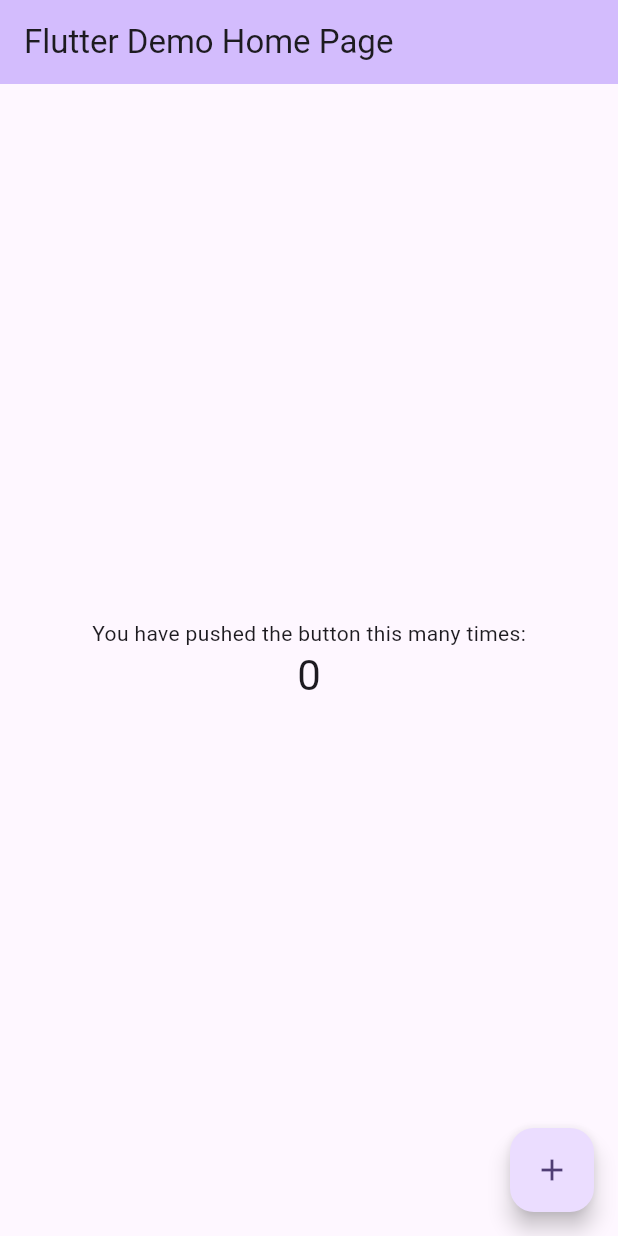
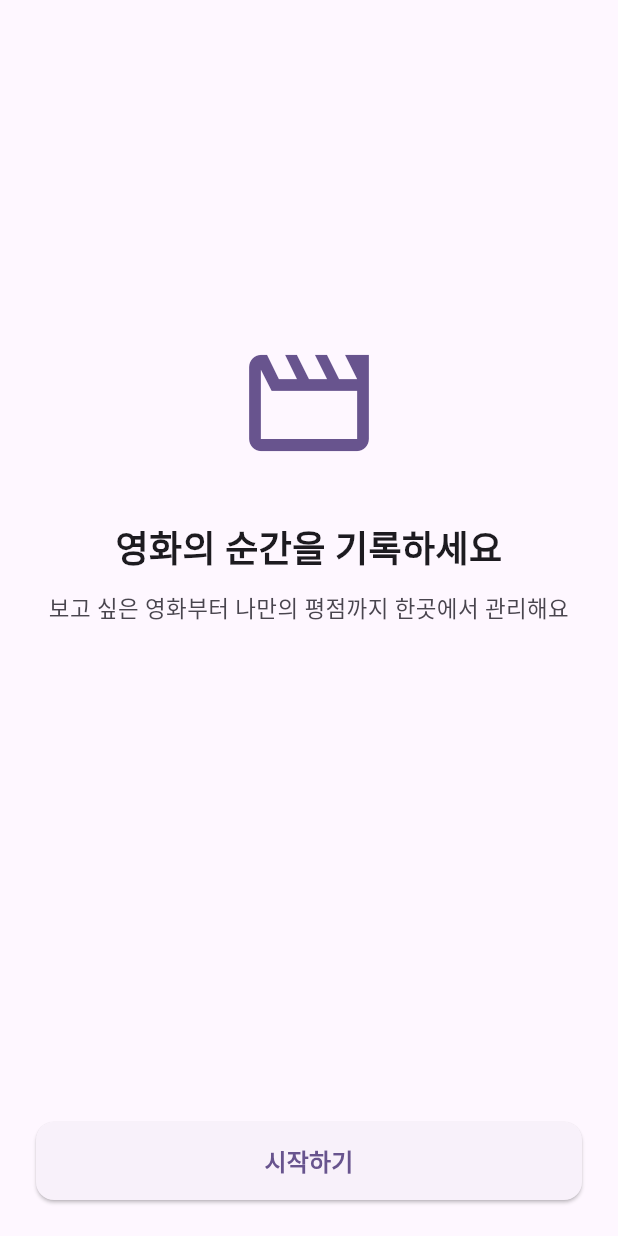
Before and after one commit to seoktae-lee/movielog, a Flutter app: the screen it shows after launch, on a phone screen of 412 x 824 dp. Run offline on Flutter 3.47's test engine with Material 3 defaults, Android fonts, the phone set to English and light mode, and no system bars.

Commit message:
feat: Mission 3 MovieLog 시작 화면을 구현한다
- MovieLogApp(앱 설정)과 StartScreen(화면)을 파일로 분리
- MaterialApp > Scaffold > SafeArea > Column 구조
- Icon(Icons.movie_outlined)에 size/color/semanticLabel 적용
- Text에 style/textAlign/maxLines/overflow 적용
- 시작하기 ElevatedButton은 debugPrint만 수행(화면 이동 없음)
- 기본 생성된 counter 위젯 테스트를 시작 화면 검증 테스트로 교체

```diff
--- a/lib/main.dart
+++ b/lib/main.dart
@@ -1,122 +1,14 @@
+import 'package:flutter/foundation.dart';
 import 'package:flutter/material.dart';
 
+import 'movie_log_app.dart';
+import 'practice/dart_practice.dart';
+
 void main() {
-  runApp(const MyApp());
-}
-
-class MyApp extends StatelessWidget {
-  const MyApp({super.key});
-
-  // This widget is the root of your application.
-  @override
-  Widget build(BuildContext context) {
-    return MaterialApp(
-      title: 'Flutter Demo',
-      theme: ThemeData(
-        // This is the theme of your application.
-        //
-        // TRY THIS: Try running your application with "flutter run". You'll see
-        // the application has a purple toolbar. Then, without quitting the app,
-        // try changing the seedColor in the colorScheme below to Colors.green
-        // and then invoke "hot reload" (save your changes or press the "hot
-        // reload" button in a Flutter-supported IDE, or press "r" if you used
-        // the command line to start the app).
-        //
-        // Notice that the counter didn't reset back to zero; the application
-        // state is not lost during the reload. To reset the state, use hot
-        // restart instead.
-        //
-        // This works for code too, not just values: Most code changes can be
-        // tested with just a hot reload.
-        colorScheme: .fromSeed(seedColor: Colors.deepPurple),
-      ),
-      home: const MyHomePage(title: 'Flutter Demo Home Page'),
-    );
-  }
-}
-
-class MyHomePage extends StatefulWidget {
-  const MyHomePage({super.key, required this.title});
-
-  // This widget is the home page of your application. It is stateful, meaning
-  // that it has a State object (defined below) that contains fields that affect
-  // how it looks.
-
-  // This class is the configuration for the state. It holds the values (in this
-  // case the title) provided by the parent (in this case the App widget) and
-  // used by the build method of the State. Fields in a Widget subclass are
-  // always marked "final".
-
-  final String title;
-
-  @override
-  State<MyHomePage> createState() => _MyHomePageState();
-}
-
-class _MyHomePageState extends State<MyHomePage> {
-  int _counter = 0;
-
-  void _incrementCounter() {
-    setState(() {
-      // This call to setState tells the Flutter framework that something has
-      // changed in this State, which causes it to rerun the build method below
-      // so that the display can reflect the updated values. If we changed
-      // _counter without calling setState(), then the build method would not be
-      // called again, and so nothing would appear to happen.
-      _counter++;
-    });
+  // Mission 2의 Dart 문법 연습 결과는 디버그 모드에서 콘솔로 확인한다.
+  if (kDebugMode) {
+    runDartPractice();
   }
 
-  @override
-  Widget build(BuildContext context) {
-    // This method is rerun every time setState is called, for instance as done
-    // by the _incrementCounter method above.
-    //
-    // The Flutter framework has been optimized to make rerunning build methods
-    // fast, so that you can just rebuild anything that needs updating rather
-    // than having to individually change instances of widgets.
-    return Scaffold(
-      appBar: AppBar(
-        // TRY THIS: Try changing the color here to a specific color (to
-        // Colors.amber, perhaps?) and trigger a hot reload to see the AppBar
-        // change color while the other colors stay the same.
-        backgroundColor: Theme.of(context).colorScheme.inversePrimary,
-        // Here we take the value from the MyHomePage object that was created by
-        // the App.build method, and use it to set our appbar title.
-        title: Text(widget.title),
-      ),
-      body: Center(
-        // Center is a layout widget. It takes a single child and positions it
-        // in the middle of the parent.
-        child: Column(
-          // Column is also a layout widget. It takes a list of children and
-          // arranges them vertically. By default, it sizes itself to fit its
-          // children horizontally, and tries to be as tall as its parent.
-          //
-          // Column has various properties to control how it sizes itself and
-          // how it positions its children. Here we use mainAxisAlignment to
-          // center the children vertically; the main axis here is the vertical
-          // axis because Columns are vertical (the cross axis would be
-          // horizontal).
-          //
-          // TRY THIS: Invoke "debug painting" (choose the "Toggle Debug Paint"
-          // action in the IDE, or press "p" in the console), to see the
-          // wireframe for each widget.
-          mainAxisAlignment: .center,
-          children: [
-            const Text('You have pushed the button this many times:'),
-            Text(
-              '$_counter',
-              style: Theme.of(context).textTheme.headlineMedium,
-            ),
-          ],
-        ),
-      ),
-      floatingActionButton: FloatingActionButton(
-        onPressed: _incrementCounter,
-        tooltip: 'Increment',
-        child: const Icon(Icons.add),
-      ),
-    );
-  }
+  runApp(const MovieLogApp());
 }
--- /dev/null
+++ b/lib/movie_log_app.dart
@@ -0,0 +1,21 @@
+import 'package:flutter/material.dart';
+
+import 'start_screen.dart';
+
+/// 앱 전체 설정을 담당하는 최상위 Widget.
+class MovieLogApp extends StatelessWidget {
+  const MovieLogApp({super.key});
+
+  @override
+  Widget build(BuildContext context) {
+    return MaterialApp(
+      debugShowCheckedModeBanner: false,
+      title: 'MovieLog',
+      theme: ThemeData(
+        useMaterial3: true,
+        colorScheme: ColorScheme.fromSeed(seedColor: Colors.deepPurple),
+      ),
+      home: const StartScreen(),
+    );
+  }
+}
--- /dev/null
+++ b/lib/start_screen.dart
@@ -0,0 +1,76 @@
+import 'package:flutter/material.dart';
+
+/// MovieLog의 첫 화면.
+///
+/// 0주차에서는 화면 이동 없이 Icon, Text, ElevatedButton으로만 구성한다.
+class StartScreen extends StatelessWidget {
+  const StartScreen({super.key});
+
+  @override
+  Widget build(BuildContext context) {
+    final ColorScheme colorScheme = Theme.of(context).colorScheme;
+
+    return Scaffold(
+      body: SafeArea(
+        child: Padding(
+          padding: const EdgeInsets.symmetric(horizontal: 24),
+          child: Column(
+            crossAxisAlignment: CrossAxisAlignment.stretch,
+            children: <Widget>[
+              const Spacer(flex: 2),
+              Icon(
+                Icons.movie_outlined,
+                size: 96,
+                color: colorScheme.primary,
+                semanticLabel: 'MovieLog 로고',
+              ),
+              const SizedBox(height: 32),
+              const Text(
+                '영화의 순간을 기록하세요',
+                textAlign: TextAlign.center,
+                maxLines: 1,
+                overflow: TextOverflow.ellipsis,
+                style: TextStyle(
+                  fontSize: 24,
+                  fontWeight: FontWeight.bold,
+                  height: 1.3,
+                ),
+              ),
+              const SizedBox(height: 12),
+              Text(
+                '보고 싶은 영화부터 나만의 평점까지 한곳에서 관리해요',
+                textAlign: TextAlign.center,
+                maxLines: 2,
+                overflow: TextOverflow.ellipsis,
+                style: TextStyle(
+                  fontSize: 15,
+                  height: 1.5,
+                  color: colorScheme.onSurfaceVariant,
+                ),
+              ),
+              const Spacer(flex: 3),
+              ElevatedButton(
+                onPressed: () {
+                  // 0주차에는 화면 이동 없이 로그만 출력한다.
+                  debugPrint('시작하기 버튼을 눌렀습니다.');
+                },
+                style: ElevatedButton.styleFrom(
+                  minimumSize: const Size(double.infinity, 52),
+                  padding: const EdgeInsets.symmetric(horizontal: 24),
+                  shape: RoundedRectangleBorder(
+                    borderRadius: BorderRadius.circular(12),
+                  ),
+                ),
+                child: const Text(
+                  '시작하기',
+                  style: TextStyle(fontSize: 16, fontWeight: FontWeight.w600),
+                ),
+              ),
+              const SizedBox(height: 24),
+            ],
+          ),
+        ),
+      ),
+    );
+  }
+}
```
Also changed, not shown: 1 other file.
